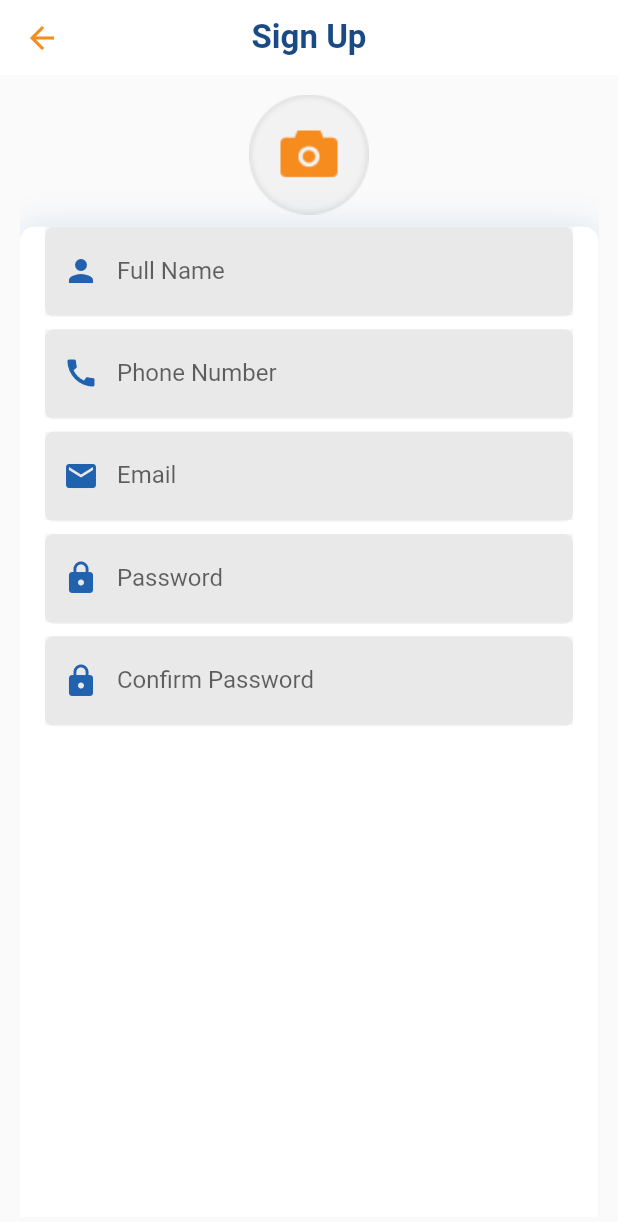
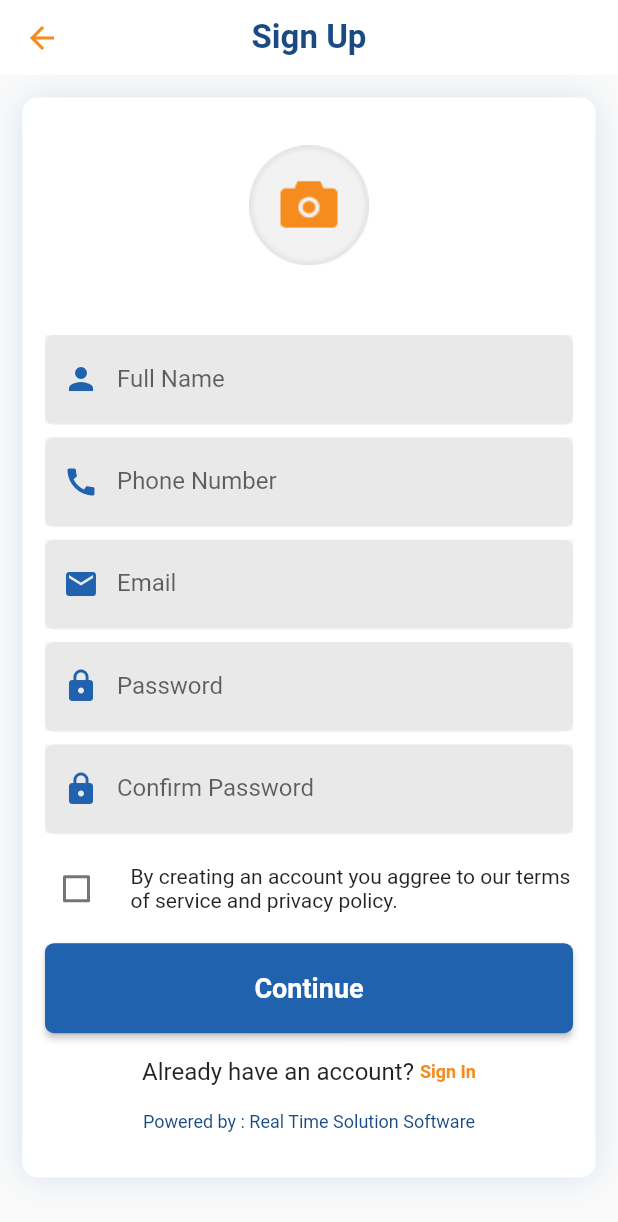
Before and after one commit to mehedimithu/Flingex_App, a Flutter app: the screen it shows after launch, after a tap on "Don’t have an account?", on a phone screen of 412 x 824 dp. Shown: the top 1222 px of the screen. Run offline on Flutter 3.47's test engine with Material 2 defaults, Android fonts, the phone set to English and light mode, and no system bars.

Commit message:
signup page added

```diff
--- a/lib/screens/login/login_page.dart
+++ b/lib/screens/login/login_page.dart
@@ -247,7 +247,7 @@ class _LoginPageState extends State<LoginPage> {
                           Navigator.push(
                               context,
                               MaterialPageRoute(
-                                  builder: (context) => SignupPage()))
+                                  builder: (context) => SignupPage())),
                         },
                         child: Row(
                           mainAxisAlignment: MainAxisAlignment.center,
@@ -272,7 +272,7 @@ class _LoginPageState extends State<LoginPage> {
                       ),
                       SizedBox(height: size.height * 0.01),
                       Text(
-                        "Powered by: Real Time Solution Software",
+                        "Powered by : Real Time Solution Software", textAlign: TextAlign.center,
                         style: TextStyle(
                           color: Color(0xff194a83),
                           fontSize: 12,
--- a/lib/screens/signup/signup_page.dart
+++ b/lib/screens/signup/signup_page.dart
@@ -1,3 +1,4 @@
+import 'package:flingex_app/screens/login/login_page.dart';
 import 'package:flutter/material.dart';
 
 class SignupPage extends StatefulWidget {
@@ -11,6 +12,7 @@ class _SignupPageState extends State<SignupPage> {
   TextEditingController _emailController = TextEditingController();
   TextEditingController _passwordController = TextEditingController();
   TextEditingController _confrimPasswordController = TextEditingController();
+  bool _value = false;
 
   @override
   Widget build(BuildContext context) {
@@ -37,20 +39,8 @@ class _SignupPageState extends State<SignupPage> {
       body: Stack(
         children: [
           Padding(
-            padding: const EdgeInsets.all(13.0),
-            child: ListView(
-              children: [
-                Container(
-                  alignment: Alignment.center,
-                  decoration: BoxDecoration(
-                    borderRadius: BorderRadius.circular(10),
-                  ),
-                  child: Image.asset(
-                    'assets/images/img2.png',
-                  ),
-                ),
-                SizedBox(height: size.height * 0.01),
-                Container(
+            padding: const EdgeInsets.all(15.0),
+            child: Container(
               width: 384,
               height: 720,
               decoration: BoxDecoration(
@@ -64,7 +54,22 @@ class _SignupPageState extends State<SignupPage> {
                 ],
                 color: Colors.white,
               ),
-                  child: Column(
+              child: ListView(
+                children: [
+                  Container(
+                    margin: EdgeInsets.only(top: 10),
+                    height: size.height * .15,
+                    width: size.width * 0.011,
+                    alignment: Alignment.center,
+                    decoration: BoxDecoration(
+                      borderRadius: BorderRadius.circular(12),
+                    ),
+                    child: Image.asset(
+                      'assets/images/img2.png',
+                    ),
+                  ),
+                  SizedBox(height: size.height * 0.03),
+                  Column(
                     children: [
                       Container(
                         width: 352,
@@ -220,10 +225,110 @@ class _SignupPageState extends State<SignupPage> {
                           ),
                         ),
                       ),
+                      SizedBox(height: size.height * 0.01),
+                      Row(
+                        mainAxisAlignment: MainAxisAlignment.start,
+                        crossAxisAlignment: CrossAxisAlignment.start,
+                        children: [
+                          Expanded(
+                            child: CheckboxListTile(
+                              controlAffinity: ListTileControlAffinity.leading,
+                              title: Text(
+                                "By creating an account you aggree to our terms of service and privacy policy.",
+                                overflow: TextOverflow.ellipsis,
+                                maxLines: 10,
+                                style: TextStyle(
+                                  fontSize: 14,
+                                ),
+                              ),
+                              activeColor: Color(0xff194a83),
+                              checkColor: Colors.white,
+                              selected: _value,
+                              value: _value,
+                              onChanged: (bool? value) {
+                                setState(() {
+                                  _value = value!;
+                                });
+                              },
+                            ),
+                          ),
+                        ],
+                      ),
+                      SizedBox(height: size.height * 0.01),
+                      RaisedButton(
+                        onPressed: () {
+                          // _onFormSubmitted();
+                          // Navigator.push(
+                          //     context,
+                          //     MaterialPageRoute(
+                          //         builder: (context) => HomePage(
+                          //               size: MediaQuery.of(context).size,
+                          //             )));
+                        },
+                        shape: RoundedRectangleBorder(
+                            borderRadius: BorderRadius.circular(6)),
+                        textColor: Colors.white,
+                        padding: const EdgeInsets.all(0),
+                        child: Container(
+                          alignment: Alignment.center,
+                          width: 352,
+                          height: 60,
+                          decoration: BoxDecoration(
+                            borderRadius: BorderRadius.circular(6),
+                            color: Color(0xff2162af),
+                          ),
+                          padding: const EdgeInsets.all(0),
+                          child: Text(
+                            "Continue",
+                            textAlign: TextAlign.center,
+                            style: TextStyle(
+                                fontWeight: FontWeight.bold,
+                                fontSize: 18,
+                                color: Colors.white),
+                          ),
+                        ),
+                      ),
+                      SizedBox(height: size.height * 0.02),
+                      GestureDetector(
+                        onTap: () => {
+                          Navigator.push(
+                              context,
+                              MaterialPageRoute(
+                                  builder: (context) => LoginPage())),
+                        },
+                        child: Row(
+                          mainAxisAlignment: MainAxisAlignment.center,
+                          children: [
+                            Text(
+                              "Already have an account? ",
+                              style: TextStyle(
+                                fontSize: 16,
+                              ),
+                            ),
+                            Text(
+                              "Sign In",
+                              style: TextStyle(
+                                color: Color(0xfff68b1e),
+                                fontSize: 12,
+                                fontWeight: FontWeight.w600,
+                              ),
+                            ),
                           ],
                         ),
                       ),
+
                     ],
+                  ),
+                  SizedBox(height: size.height * 0.02),
+                  Text(
+                    "Powered by : Real Time Solution Software", textAlign: TextAlign.center,
+                    style: TextStyle(
+                      color: Color(0xff194a83),
+                      fontSize: 12,
+                    ),
+                  ),
+                ],
+              ),
             ),
           ),
         ],
```
Lines whose indentation alone changed are shown as unchanged.
